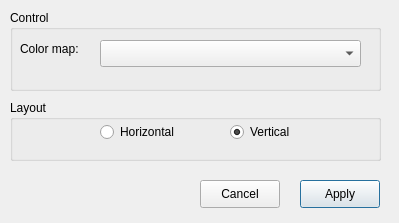
tehnick/elmerfem, file ElmerGUI/vtkpost/colorbar.ui: the form before one commit.
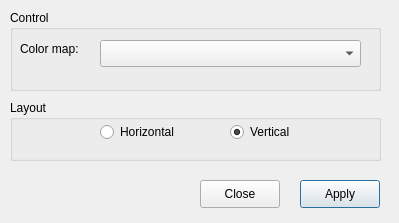
The form after the commit. Icons and pictures are not drawn.

Commit message: ElmerGUI: Corrected the active scalar problem on surface grids in vtk widget. Should work now correctly with all actors.

The edit to the form file:
```diff
--- a/ElmerGUI/vtkpost/colorbar.ui
+++ b/ElmerGUI/vtkpost/colorbar.ui
@@ -80,7 +80,7 @@
     </rect>
    </property>
    <property name="text" >
-    <string>Cancel</string>
+    <string>Close</string>
    </property>
    <property name="icon" >
     <iconset resource="../ElmerGUI.qrc" >:/icons/dialog-close.png</iconset>
```
The commit also changes 2 other files.
